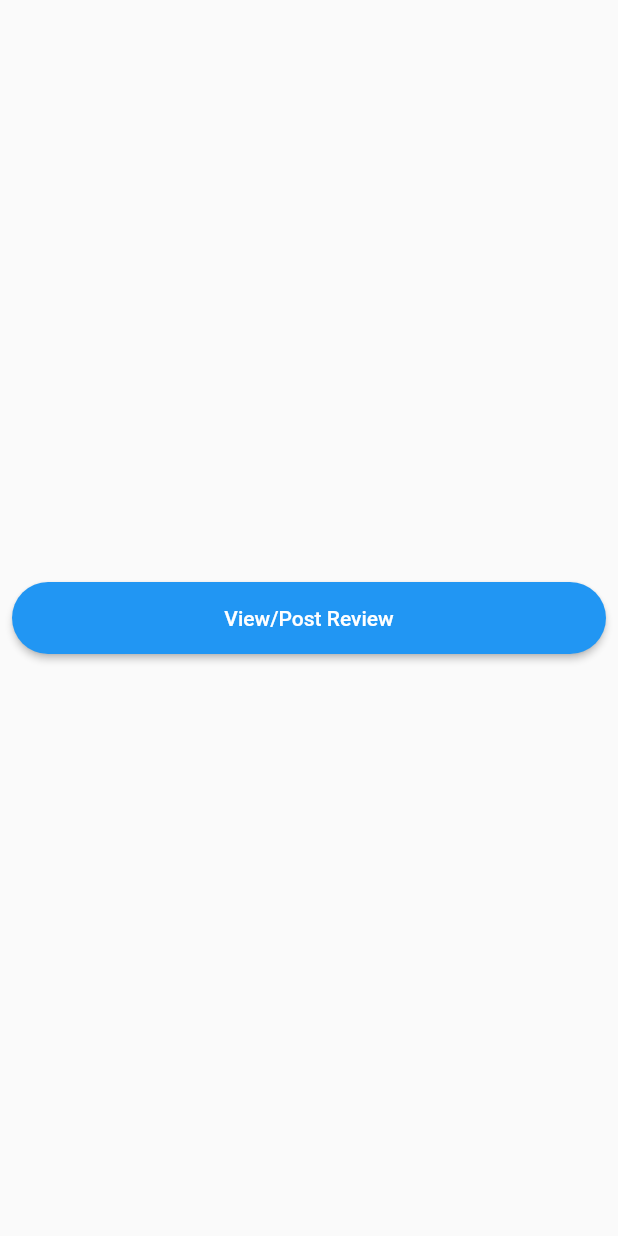
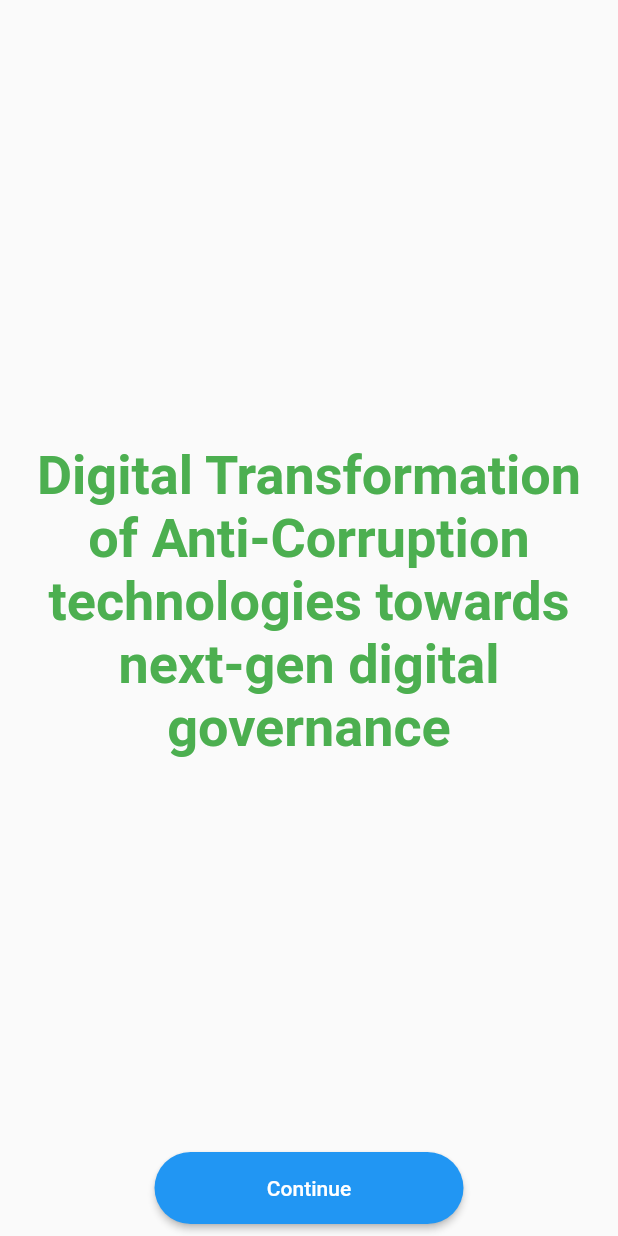
Before and after one commit to ronnie-36/dReview-Flutter-App, a Flutter app: the SecondScreen screen opened directly, after a tap on "Reject", on a phone screen of 412 x 824 dp. Run offline on Flutter 3.47's test engine with Material 2 defaults, Android fonts, the phone set to English and light mode, and no system bars.

Commit message:
Update UI

```diff
--- a/lib/view/screens/first_screen.dart
+++ b/lib/view/screens/first_screen.dart
@@ -8,15 +8,41 @@ class FirstScreen extends StatelessWidget {
   @override
   Widget build(BuildContext context) {
     return Scaffold(
-      body: Center(
-          child: CustomButton(
-        name: 'View/Post Review',
-        minWidth: MediaQuery.of(context).size.width,
-        onPressed: () {
-          Navigator.push(
-              context, MaterialPageRoute(builder: (context) => SecondScreen()));
-        },
-      )),
+      body: SafeArea(
+          child: Column(
+            crossAxisAlignment: CrossAxisAlignment.center,
+            children: [
+              Expanded(
+                  child:
+                  Padding(
+                    padding: EdgeInsets.all(15),
+                    child: Center(
+                      child: Text('\nDigital Transformation of Anti-Corruption technologies towards next-gen digital governance',
+                        textAlign: TextAlign.center,
+                        style: TextStyle(
+                          fontSize: 36,
+                          fontWeight: FontWeight.bold,
+                          color: Colors.green,
+                        ),
+                      ),
+                    ),
+                  )
+              ),
+              Row(
+                mainAxisAlignment: MainAxisAlignment.center,
+                children: [
+                  CustomButton(
+                    name: 'Continue',
+                    minWidth: MediaQuery.of(context).size.width / 2,
+                    onPressed: () {
+                      Navigator.push(
+                          context, MaterialPageRoute(builder: (context) => SecondScreen()));
+                    },
+                  )
+                ],
+              )
+            ],
+          )),
     );
   }
 }
--- a/lib/view/screens/second_screen.dart
+++ b/lib/view/screens/second_screen.dart
@@ -10,6 +10,7 @@ class SecondScreen extends StatelessWidget {
   @override
   Widget build(BuildContext context) {
     return Scaffold(
+      appBar: AppBar(title: const Text('Terms and Conditions'),),
       body: SafeArea(
           child: Column(
             crossAxisAlignment: CrossAxisAlignment.center,
@@ -18,7 +19,9 @@ class SecondScreen extends StatelessWidget {
                   child:
                   Padding(
                     padding: EdgeInsets.all(15),
-                child: Text('\nThe digitization of governance refers to the use of digital technologies the efficiency, effectiveness, and transparency of governmental processes. It involves the automation of administrative tasks, the use of online platforms for communication and information sharing, and the integration of digital systems across different government agencies. Digitization has the potential to transform the way governance is conducted by making it more transparent, efficient, and accessible. It can also improve the delivery of public services, reduce the burden of bureaucracy, and enhance the participation of citizens in the decision-making process. In short, the digitization of governance can help to create more responsive, accountable, and inclusive governments that are better able to serve the needs of their citizens.',
+                    child: Text('1) The purpose of this project is solely for academic grade and research purposes. \n'
+                        '2) The information provided within this application is not guaranteed to be completely secure. Use of this application is at the user\'s own risk. \n'
+                        '3) By accepting these terms and conditions, you acknowledge your interest in participating in a trial of this application.',
                       style: TextStyle(
                         fontSize: 16,
                         fontWeight: FontWeight.bold,
@@ -26,15 +29,15 @@ class SecondScreen extends StatelessWidget {
                     ),
                   )
               ),
-          TextButton(
-            onPressed: () {
-              Navigator.push(
-                  context,
-                  MaterialPageRoute(
-                      builder: (context) => TermsAndCondtionsScreen()));
-            },
-            child: Text('Terms and conditions'),
-          ),
+              // TextButton(
+              //   onPressed: () {
+              //     Navigator.push(
+              //         context,
+              //         MaterialPageRoute(
+              //             builder: (context) => TermsAndCondtionsScreen()));
+              //   },
+              //   child: Text('Terms and conditions'),
+              // ),
               Row(
                 mainAxisAlignment: MainAxisAlignment.center,
                 children: [
--- a/lib/view/screens/terms_and_conditions_screen.dart
+++ b/lib/view/screens/terms_and_conditions_screen.dart
@@ -6,7 +6,7 @@ class TermsAndCondtionsScreen extends StatelessWidget {
   @override
   Widget build(BuildContext context) {
     return Scaffold(
-      appBar: AppBar(),
+      appBar: AppBar(title: const Text('Terms and Conditions'),),
       body: SafeArea(
           child: Column(
             children: [
--- a/pubspec.yaml
+++ b/pubspec.yaml
@@ -66,8 +66,8 @@ flutter:
   uses-material-design: true
 
   # To add assets to your application, add an assets section, like this:
-  # assets:
-  #   - images/a_dot_burr.jpeg
+  assets:
+    - asset/icons/AppIcon.png
   #   - images/a_dot_ham.jpeg
 
   # An image asset can refer to one or more resolution-specific "variants", see
```
Also changed, not shown: lib/view/screens/splash_screen.dart (+1 -9 lines), 1 other file. Lines whose indentation alone changed are shown as unchanged.
